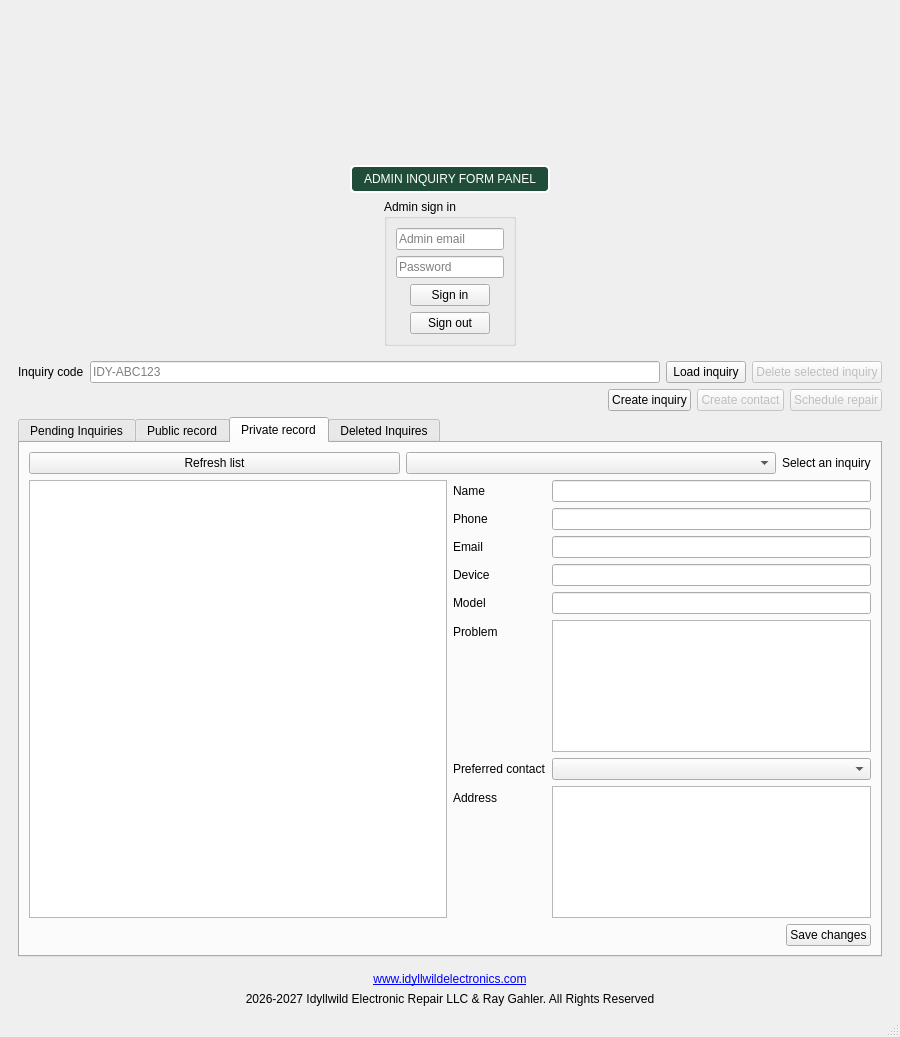
This is mainidyll.ui in RayGahler/IdyllwildApp as Qt 5 draws it before an edit. The edited form follows.
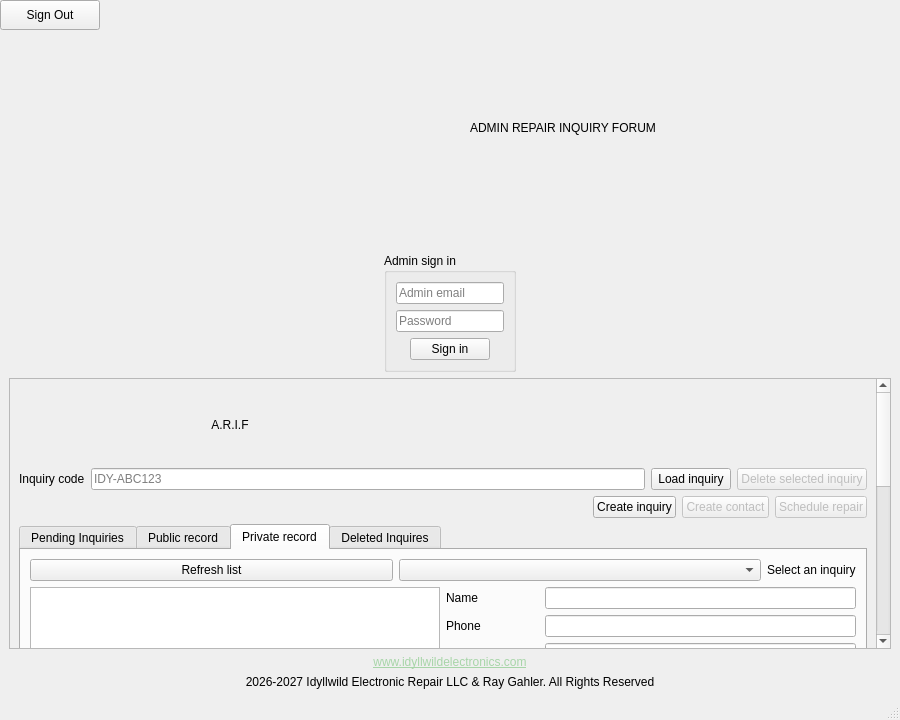
This is the edited form. The open tabs and pages were chosen to show the change.

Diff of the .ui file:
```diff
--- a/mainidyll.ui
+++ b/mainidyll.ui
@@ -8,11 +8,13 @@
   <property name="windowTitle"><string>Idyllwild Inquiry Admin</string></property>
   <widget class="QWidget" name="centralwidget">
    <layout class="QVBoxLayout" name="mainLayout">
-    <item>
-     <layout class="QVBoxLayout" name="brandLayout">
-      <item alignment="Qt::AlignHCenter"><widget class="QLabel" name="businessLogoLabel"><property name="minimumSize"><size><width>150</width><height>150</height></size></property><property name="maximumSize"><size><width>150</width><height>150</height></size></property><property name="alignment"><set>Qt::AlignCenter</set></property></widget></item>
-      <item alignment="Qt::AlignHCenter"><widget class="QLabel" name="panelTitleLabel"><property name="text"><string>ADMIN INQUIRY FORM PANEL</string></property><property name="alignment"><set>Qt::AlignCenter</set></property><property name="styleSheet"><string notr="true">color: white; background-color: #1f4d3a; border: 2px solid white; border-radius: 5px; padding: 5px 12px;</string></property></widget></item>
-     </layout>
+    <item alignment="Qt::AlignHCenter">
+     <widget class="QWidget" name="loginBrandContainer">
+      <layout class="QHBoxLayout" name="loginBrandLayout">
+       <item alignment="Qt::AlignVCenter"><widget class="QLabel" name="businessLogoLabel"><property name="minimumSize"><size><width>220</width><height>220</height></size></property><property name="maximumSize"><size><width>220</width><height>220</height></size></property><property name="alignment"><set>Qt::AlignCenter</set></property></widget></item>
+       <item alignment="Qt::AlignVCenter"><widget class="QLabel" name="panelTitleLabel"><property name="text"><string>ADMIN REPAIR INQUIRY FORUM</string></property><property name="minimumSize"><size><width>340</width><height>210</height></size></property><property name="maximumSize"><size><width>340</width><height>210</height></size></property><property name="alignment"><set>Qt::AlignCenter</set></property><property name="styleSheet"><string notr="true">background: transparent; border: none;</string></property></widget></item>
+      </layout>
+     </widget>
     </item>
     <item alignment="Qt::AlignHCenter">
      <widget class="QGroupBox" name="signInGroup">
@@ -22,13 +24,31 @@
        <item><widget class="QLineEdit" name="emailEdit"><property name="placeholderText"><string>Admin email</string></property></widget></item>
        <item><widget class="QLineEdit" name="passwordEdit"><property name="echoMode"><enum>QLineEdit::Password</enum></property><property name="placeholderText"><string>Password</string></property></widget></item>
        <item alignment="Qt::AlignHCenter"><widget class="QPushButton" name="signInButton"><property name="text"><string>Sign in</string></property></widget></item>
-       <item alignment="Qt::AlignHCenter"><widget class="QPushButton" name="signOutButton"><property name="text"><string>Sign out</string></property></widget></item>
       </layout>
      </widget>
     </item>
     <item>
-     <widget class="QWidget" name="workspaceWidget">
-      <layout class="QVBoxLayout" name="workspaceLayout">
+     <widget class="QScrollArea" name="workspaceWidget">
+      <property name="widgetResizable"><bool>true</bool></property>
+      <property name="verticalScrollBarPolicy"><enum>Qt::ScrollBarAsNeeded</enum></property>
+      <property name="horizontalScrollBarPolicy"><enum>Qt::ScrollBarAlwaysOff</enum></property>
+      <widget class="QWidget" name="workspaceContents">
+       <layout class="QVBoxLayout" name="workspaceLayout">
+        <item>
+         <widget class="QFrame" name="mainBrandContainer">
+          <property name="styleSheet"><string notr="true">QFrame#mainBrandContainer { background: transparent; border: none; }</string></property>
+          <property name="sizePolicy"><sizepolicy hsizetype="Maximum" vsizetype="Fixed"><horstretch>0</horstretch><verstretch>0</verstretch></sizepolicy></property>
+          <property name="maximumSize"><size><width>340</width><height>78</height></size></property>
+          <layout class="QHBoxLayout" name="mainBrandLayout">
+           <property name="leftMargin"><number>10</number></property>
+           <property name="topMargin"><number>5</number></property>
+           <property name="rightMargin"><number>10</number></property>
+           <property name="bottomMargin"><number>5</number></property>
+           <item><widget class="QLabel" name="mainLogoLabel"><property name="minimumSize"><size><width>64</width><height>64</height></size></property><property name="maximumSize"><size><width>64</width><height>64</height></size></property><property name="alignment"><set>Qt::AlignCenter</set></property><property name="styleSheet"><string notr="true">background: transparent; border: none;</string></property></widget></item>
+           <item><widget class="QLabel" name="mainTitleLabel"><property name="text"><string>A.R.I.F</string></property><property name="minimumSize"><size><width>210</width><height>64</height></size></property><property name="maximumSize"><size><width>210</width><height>64</height></size></property><property name="alignment"><set>Qt::AlignCenter</set></property><property name="styleSheet"><string notr="true">background: transparent; border: none;</string></property></widget></item>
+          </layout>
+         </widget>
+        </item>
        <item>
      <layout class="QHBoxLayout" name="lookupLayout">
       <item><widget class="QLabel" name="codeLabel"><property name="text"><string>Inquiry code</string></property></widget></item>
@@ -160,7 +180,7 @@
         </item>
         <item>
          <layout class="QHBoxLayout" name="privateCollectionContent">
-          <item><widget class="QListWidget" name="privateInquiryList"/></item>
+          <item><widget class="QListWidget" name="privateInquiryList"><property name="viewMode"><enum>QListView::IconMode</enum></property><property name="flow"><enum>QListView::TopToBottom</enum></property><property name="wrapping"><bool>true</bool></property><property name="resizeMode"><enum>QListView::Adjust</enum></property><property name="movement"><enum>QListView::Static</enum></property><property name="gridSize"><size><width>176</width><height>62</height></size></property><property name="horizontalScrollBarPolicy"><enum>Qt::ScrollBarAsNeeded</enum></property><property name="verticalScrollBarPolicy"><enum>Qt::ScrollBarAsNeeded</enum></property><property name="wordWrap"><bool>true</bool></property></widget></item>
           <item>
            <layout class="QFormLayout" name="privateForm">
             <item row="0" column="0"><widget class="QLabel" name="nameLabel"><property name="text"><string>Name</string></property></widget></item>
@@ -213,12 +233,16 @@
       </widget>
      </widget>
        </item>
-      </layout>
+       </layout>
+      </widget>
      </widget>
     </item>
-    <item><widget class="QLabel" name="websiteLabel"><property name="text"><string>&lt;a href="https://www.idyllwildelectronics.com/"&gt;www.idyllwildelectronics.com&lt;/a&gt;</string></property><property name="alignment"><set>Qt::AlignCenter</set></property><property name="openExternalLinks"><bool>true</bool></property></widget></item>
+    <item><widget class="QLabel" name="websiteLabel"><property name="text"><string>&lt;a href="https://www.idyllwildelectronics.com/"&gt;&lt;span style="color:#A7D5A8"&gt;www.idyllwildelectronics.com&lt;/span&gt;&lt;/a&gt;</string></property><property name="alignment"><set>Qt::AlignCenter</set></property><property name="openExternalLinks"><bool>true</bool></property></widget></item>
     <item><widget class="QLabel" name="copyrightLabel"><property name="text"><string>2026-2027 Idyllwild Electronic Repair LLC &amp; Ray Gahler. All Rights Reserved</string></property><property name="alignment"><set>Qt::AlignCenter</set></property></widget></item>
    </layout>
+   <widget class="QPushButton" name="signOutButton">
+    <property name="text"><string>Sign Out</string></property>
+   </widget>
   </widget>
   <widget class="QStatusBar" name="statusbar"/>
  </widget>
```
